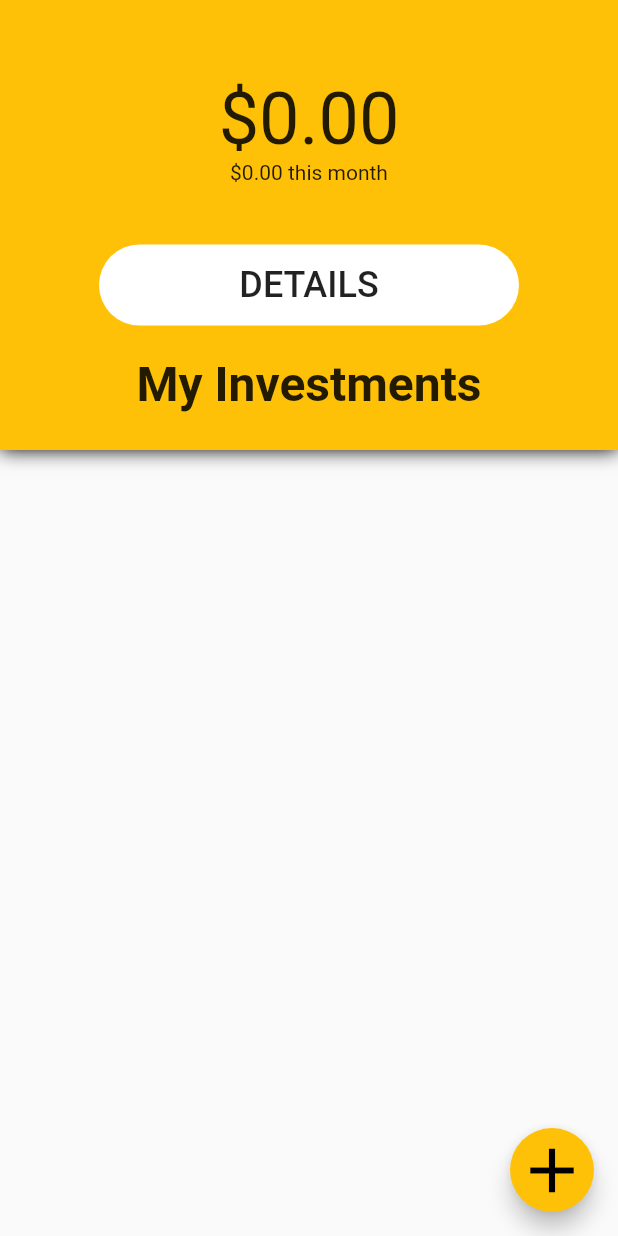
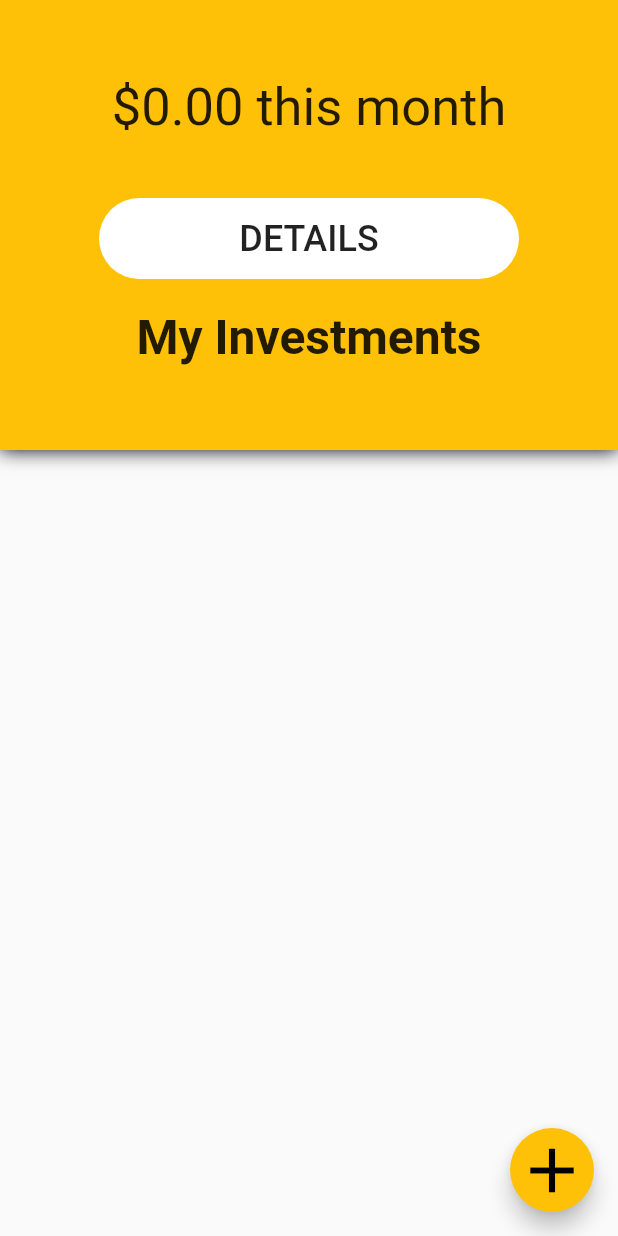
Before and after one commit to jmjac/portfolio, a Flutter app: the InvestmentPage screen opened directly, on a phone screen of 412 x 824 dp. Run offline on Flutter 3.47's test engine with Material 2 defaults, Android fonts, the phone set to English and light mode, and no system bars; our stand-ins replace charts_flutter, firebase_auth, fl_chart, flutter_mobx, google_fonts, google_sign_in and 3 more; missing offline and left inert: flutter_material_color_picker, flutter_rounded_date_picker; accounts and stored records are empty; generated files the repository leaves out were written again.

Commit message:
working build
ggg

```diff
--- a/lib/investments/investment_add_page.dart
+++ b/lib/investments/investment_add_page.dart
@@ -16,7 +16,6 @@ class InvestmentAddPage extends StatelessWidget {
         final InvestmentStore investmentStore =
         Provider.of<InvestmentStore>(context);
     final BlackRockStore blackRockStore = Provider.of<BlackRockStore>(context);
-
     return Scaffold(
         backgroundColor: Theme.of(context).primaryColor,
         appBar: AppBar(
--- a/lib/investments/investment_page.dart
+++ b/lib/investments/investment_page.dart
@@ -32,13 +32,13 @@ class InvestmentPage extends StatelessWidget {
                         builder: (_) => Padding(
                             padding: EdgeInsets.only(top: 51.0),
                             child: Text(
-                                "\$${investmentStore.initialInvestment.toStringAsFixed(2)}",
-                                style: TextStyle(fontSize: 48))),
+                                "\$${investmentStore.monthChange.toStringAsFixed(2)} this month",
+                                style: TextStyle(fontSize: 35))),
                       ),
-                      Observer(
-                        builder: (_) => Text(
-                            "\$${investmentStore.monthChange.toStringAsFixed(2)} this month"),
-                      ),
+                      // Observer(
+                      //   builder: (_) => Text(
+                      //       "\$${investmentStore.monthChange.toStringAsFixed(2)} this month"),
+                      // ),
                       Padding(
                           padding: EdgeInsets.only(top: 40.0),
                           child: SizedBox(
```
